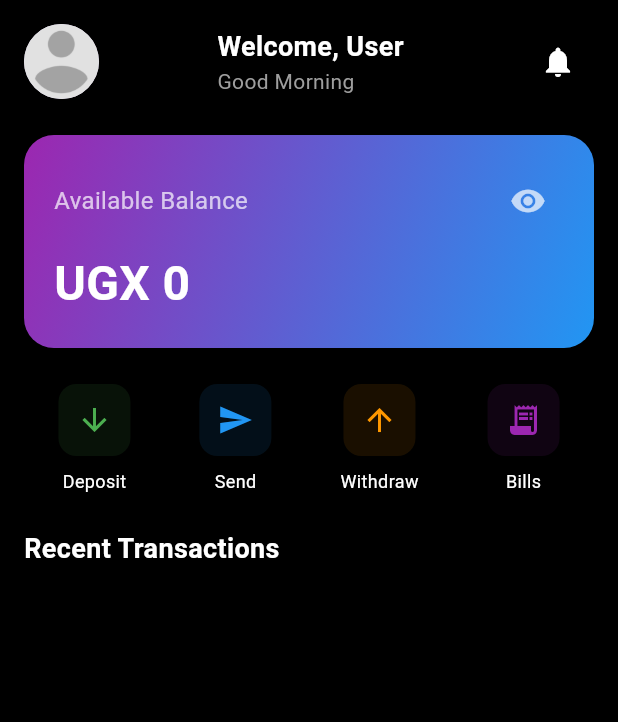
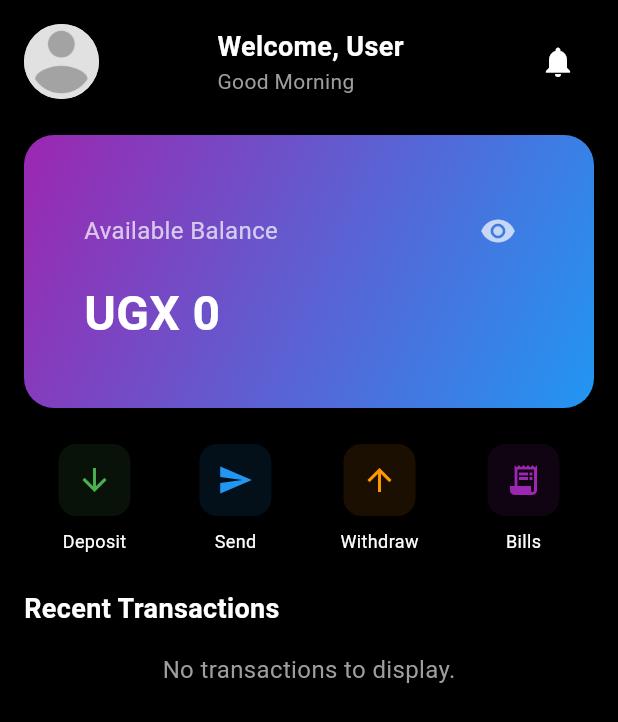
Before and after one commit to okothvientrevor/ChapCash, a Flutter app: the HomeScreen screen opened by its route, on a phone screen of 412 x 824 dp. Shown: the top 722 px of the screen. Run offline on Flutter 3.47's test engine with Material 3 defaults, Android fonts, the phone set to English and light mode, and no system bars; our stand-ins replace get, get_storage; accounts and stored records are empty; network calls fail.

Commit message:
frontend: Changed scrolling of recent transactions on home screen

```diff
--- a/frontend/chapcash/lib/screens/home_screen.dart
+++ b/frontend/chapcash/lib/screens/home_screen.dart
@@ -93,7 +93,7 @@ class HomeScreen extends StatelessWidget {
                 // Balance Card
                 Container(
                   width: double.infinity,
-                  padding: const EdgeInsets.all(20),
+                  padding: const EdgeInsets.all(40),
                   decoration: BoxDecoration(
                     gradient: const LinearGradient(
                       colors: [Colors.purple, Colors.blue],
@@ -175,9 +175,25 @@ class HomeScreen extends StatelessWidget {
                 const SizedBox(height: 16),
 
                 // Transaction List
-                Obx(() => ListView.builder(
-                      shrinkWrap: true,
-                      physics: const NeverScrollableScrollPhysics(),
+                // Transaction List with Empty State Message
+                Obx(() {
+                  if (transactionController.transactions.isEmpty) {
+                    return Center(
+                      child: Text(
+                        'No transactions to display.',
+                        style: TextStyle(
+                          color: Colors.grey,
+                          fontSize: 16,
+                        ),
+                      ),
+                    );
+                  } else {
+                    return Container(
+                      height:
+                          300, // Set the desired height for the scrollable section
+                      child: ListView.builder(
+                        physics:
+                            const BouncingScrollPhysics(), // Smooth scrolling effect
                         itemCount: transactionController.transactions.length,
                         itemBuilder: (context, index) {
                           final transaction =
@@ -188,7 +204,10 @@ class HomeScreen extends StatelessWidget {
                             transaction['amount'].toDouble(),
                           );
                         },
-                    )),
+                      ),
+                    );
+                  }
+                }),
               ],
             ),
           ),
--- a/frontend/chapcash/lib/screens/profile_screen.dart
+++ b/frontend/chapcash/lib/screens/profile_screen.dart
@@ -88,11 +88,6 @@ class ProfileScreen extends GetView<UserController> {
                         _buildInfoTile(
                           'Email',
                           controller.profile.value['email'] ?? 'Not set',
-                        ),
-                        _buildDivider(),
-                        _buildInfoTile(
-                          'Phone',
-                          controller.profile.value['phone'] ?? 'Not set',
                         ),
                       ],
                     ),
```
Lines whose indentation alone changed are shown as unchanged.
